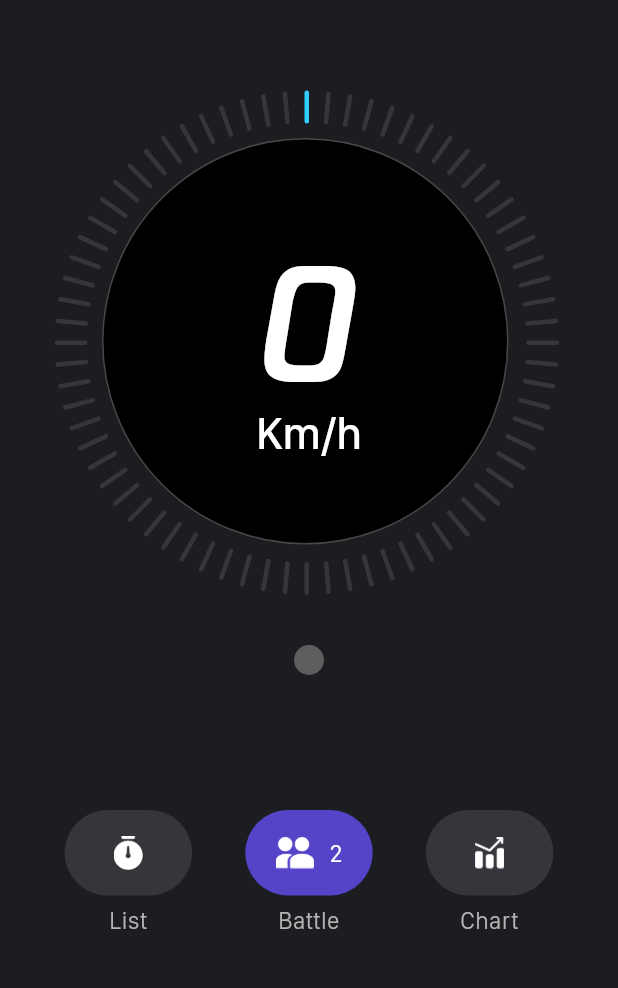
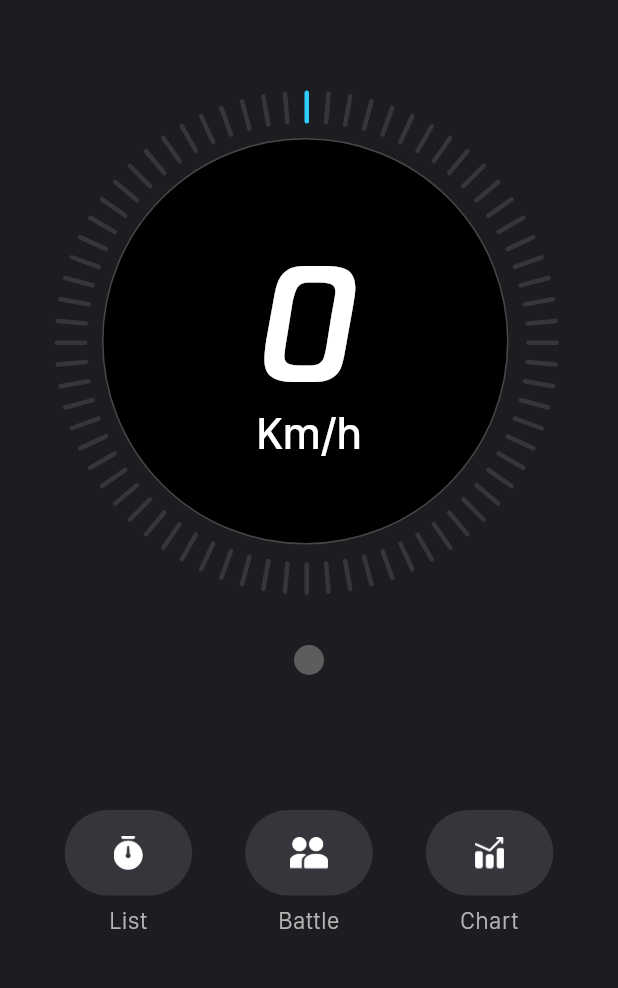
Before and after one commit to TengTeNJ/myspeedz, a Flutter app: the screen it shows after launch, on a phone screen of 412 x 824 dp, the part 129-1117 px from its top. Run offline on Flutter 3.47's test engine with Material 3 defaults, Android fonts, the light colour scheme and no system bars; our stand-ins replace flutter_easyloading, syncfusion_flutter_charts; missing offline and left inert: flutter_reactive_ble.

Commit message:
首页数据调试
首页数据调试

```diff
--- a/lib/main.dart
+++ b/lib/main.dart
@@ -1,4 +1,5 @@
 import 'package:flutter/material.dart';
+import 'package:flutter_easyloading/flutter_easyloading.dart';
 import 'package:my_speedz/circle_progress_widget.dart';
 import 'package:my_speedz/constants/constants.dart';
 import 'package:my_speedz/routes/routes.dart';
@@ -31,7 +32,8 @@ class _MainAppState extends State<MainApp> {
     NavigatorUtil.init(context);
     return MaterialApp(
       onGenerateRoute: Routes.onGenerateRoute,
-      home: SoloHomeController()
+      home: SoloHomeController(),
+      builder: EasyLoading.init(),
     );
   }
 }
--- a/lib/solo_home_controller.dart
+++ b/lib/solo_home_controller.dart
@@ -1,6 +1,11 @@
+import 'dart:async';
+
 import 'package:flutter/material.dart';
 import 'package:my_speedz/routes/routes.dart';
+import 'package:my_speedz/utils/blue_tooth_manager.dart';
+import 'package:my_speedz/utils/dialog.dart';
 import 'package:my_speedz/utils/navigator_util.dart';
+import 'package:my_speedz/utils/speedz_manager.dart';
 
 import 'circle_progress_widget.dart';
 import 'constants/constants.dart';
@@ -20,7 +25,9 @@ class SoloHomeController extends StatefulWidget {
 
 class _SoloHomeControllerState extends State<SoloHomeController> {
   double progress = 0;
+  double currentSpeedValue = 0;
   CurrentMode selectedMode = CurrentMode.soloMode;
+  Timer? _timer;
 
 
  @override
@@ -28,7 +35,32 @@ class _SoloHomeControllerState extends State<SoloHomeController> {
     // TODO: implement initState
     super.initState();
     selectedMode = CurrentMode.soloMode;
+
+    BluetoothManager();
+    // 扫描蓝牙设备
+    Future.delayed(Duration(milliseconds: 1000),(){
+     BluetoothManager().startNewScan();
+    });
+
+    BluetoothManager().dataChange = (measureSpeed) {
+      print("666测量到的速度${measureSpeed}");
+      measuredSoeed(measureSpeed);
+    };
   }
+
+  void measuredSoeed(int measureSpeed) {
+    currentSpeedValue = 0;
+    progress = 0;
+    setState(() {});
+    _timer = Timer.periodic(Duration(milliseconds: 30), (timer) {
+      if (currentSpeedValue <  measureSpeed ) {
+        currentSpeedValue += 1;
+        progress += 0.005;
+        print('进度${progress}');
+        setState(() {});
+      }
+    });
+ }
 
   @override
   Widget build(BuildContext context) {
@@ -50,6 +82,9 @@ class _SoloHomeControllerState extends State<SoloHomeController> {
                   crossAxisAlignment: CrossAxisAlignment.center,
                   children: [
                     GestureDetector(onTap: (){
+                      print("蓝牙点击");
+                      TTDialog.bleListDialog(context);
+
                     },
                       child: Container(
                         margin: EdgeInsets.only(top: 0,left: 19),
@@ -85,6 +120,7 @@ class _SoloHomeControllerState extends State<SoloHomeController> {
               height: 400,
               margin: EdgeInsets.only(top: 30),
               child:  CircleProgressWidget(progress: Progress(value: progress,
+                  calculateSpeed: currentSpeedValue,
                   color:Color.fromRGBO(46, 206, 255, 1),
                   backgroundColor: Constants.actionBGColor,
                   radius: 200, // 圆的半径
@@ -97,21 +133,23 @@ class _SoloHomeControllerState extends State<SoloHomeController> {
             ),
 
             GestureDetector(onTap: (){
-              progress += 0.01;
-              setState(() {});
+              measuredSoeed(26);
             },
               child: Container(
                 width: 20,
                 height: 20,
                 decoration: BoxDecoration(
                   borderRadius: BorderRadius.circular(10),
-                  color: Constants.grayIndicatirColor,
+                  color:
+                  selectedMode == CurrentMode.battleMode ?
+                  Constants.greenIndicatirColor : Constants.grayIndicatirColor ,
                 ),
 
               ),
             ),
 
 
+            /// LIST
             Container(
               margin: EdgeInsets.only(top: 90,left: 40,right: 40),
               child: Row(
@@ -124,10 +162,21 @@ class _SoloHomeControllerState extends State<SoloHomeController> {
                       width: 85,
                       height: 57,
                       decoration: BoxDecoration(
-                        color: Constants.actionBGColor,
+                        color: selectedMode == CurrentMode.battleMode ?
+                        Constants.switchBtnHighBGColor : Constants.actionBGColor ,
                         borderRadius: BorderRadius.circular(29),
                       ),
-                      child: Center(
+                      child: selectedMode == CurrentMode.battleMode ?
+                    Row(
+                    mainAxisAlignment: MainAxisAlignment.center,
+                      children: [
+                        Center(
+                          child: Image(image: AssetImage('images/home/list_icon.png'),width: 20,height: 23,),
+                        ),
+                        SizedBox(width: 10,),
+                        Constants.regularWhiteTextWidget("20", 16, Colors.white),
+                      ],)
+                          : Center(
                         child: Image(image: AssetImage('images/home/list_icon.png'),width: 20,height: 23,),
                       ),
                     ),
@@ -137,18 +186,23 @@ class _SoloHomeControllerState extends State<SoloHomeController> {
 
                   /// Battle
                   GestureDetector(onTap: (){
-                     selectedMode = CurrentMode.battleMode;
+                     if (selectedMode == CurrentMode.battleMode) {
+                       selectedMode = CurrentMode.soloMode;
+                     } else {
+                       selectedMode = CurrentMode.battleMode;
+                     }
                      setState(() {});
                    },
                     child: Container(
                       width: 85,
                       height: 57,
                       decoration: BoxDecoration(
-                        // color: Constants.actionBGColor,
-                        color: Constants.battleHighBGColor,
+                        color: selectedMode == CurrentMode.battleMode ?
+                        Constants.battleHighBGColor : Constants.actionBGColor ,
                         borderRadius: BorderRadius.circular(29),
                       ),
-                      child: Row(
+                      child: selectedMode == CurrentMode.battleMode ?
+                      Row(
                         mainAxisAlignment: MainAxisAlignment.center,
                         children: [
                           Center(
@@ -158,6 +212,9 @@ class _SoloHomeControllerState extends State<SoloHomeController> {
                           Constants.regularWhiteTextWidget("2", 16, Colors.white),
                         ],
 
+                      ) :
+                      Center(
+                        child: Image(image: AssetImage('images/home/battle_icon.png'),width: 26,height: 21,),
                       ),
 
 
```
Also changed, not shown: lib/utils/speedz_manager.dart (added, +27 -0 lines).
